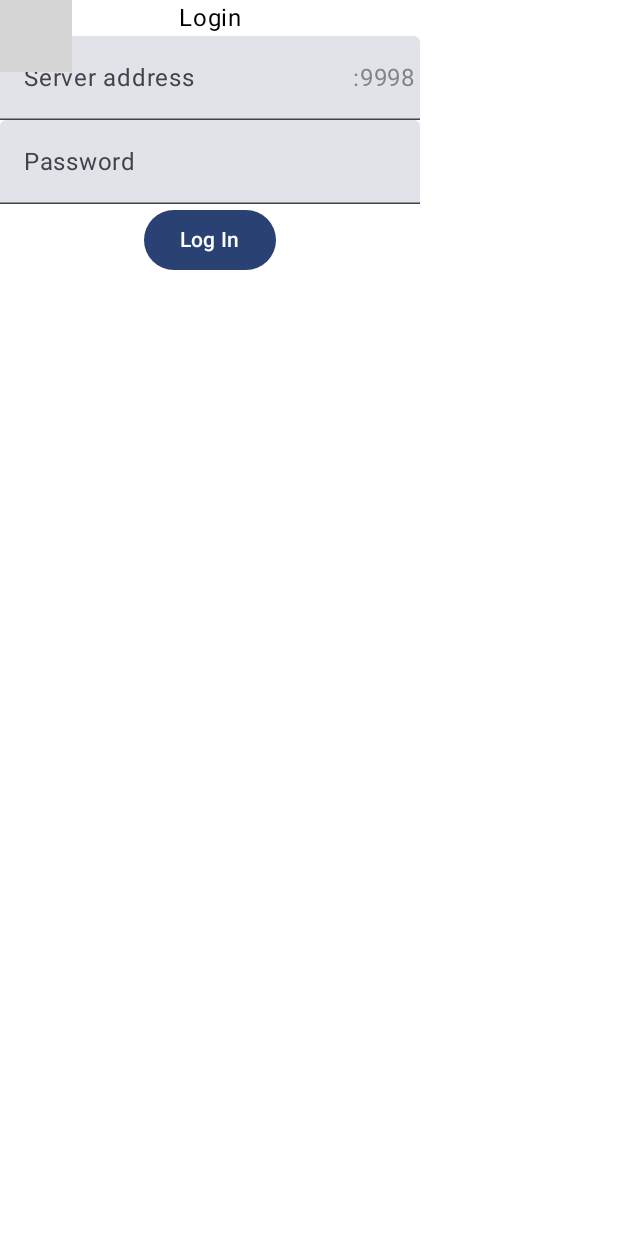
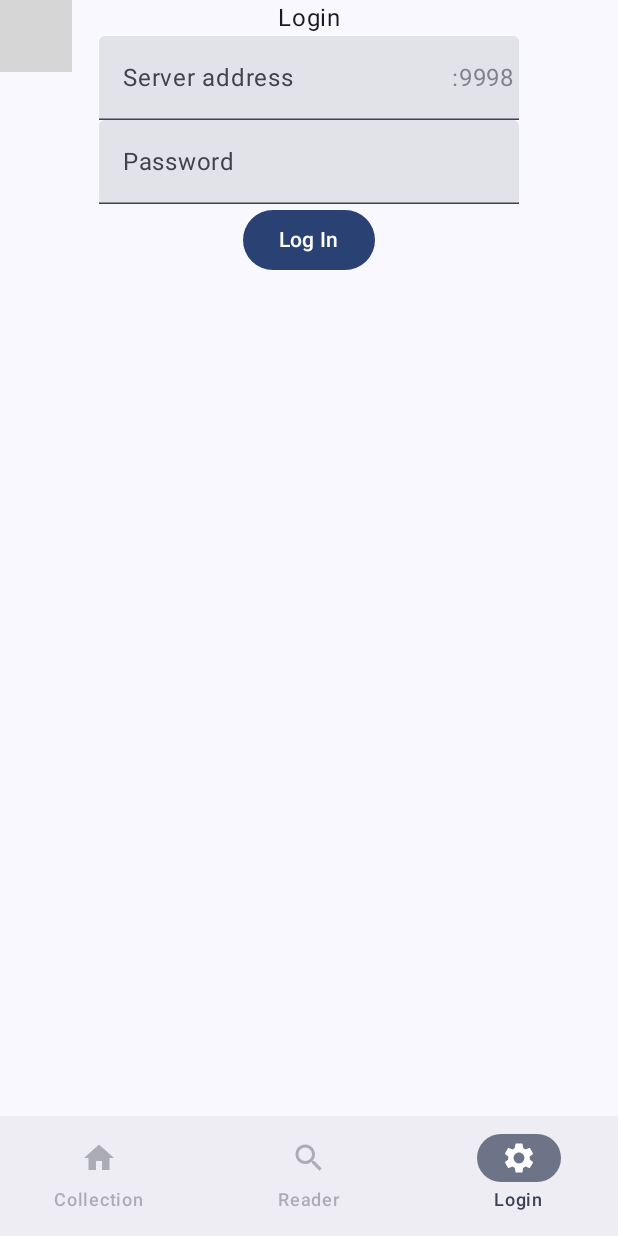
Before and after one commit to qds-team/puck-android-reader, an Android app built with Jetpack Compose: the composable App shown on its own in the app's theme, on a phone screen of 412 x 824 dp. Run offline under Robolectric (Android 15) with nearby library versions, the phone set to English and light mode, and no system bars; libraries missing offline, so code that uses them is left out: com.mathroda.snackie; 2 statements that could not run were skipped; grey boxes are pictures that could not be loaded.

```diff
--- a/app/build.gradle
+++ b/app/build.gradle
@@ -65,6 +65,10 @@ dependencies {
     implementation "com.squareup.retrofit2:converter-gson:$retrofit_version"
     implementation "com.squareup.okhttp3:okhttp:4.10.0"
 
+    // navigation
+    def nav_version = "2.5.3"
+    implementation "androidx.navigation:navigation-compose:$nav_version"
+
     testImplementation 'junit:junit:4.13.2'
     androidTestImplementation 'androidx.test.ext:junit:1.1.4'
     androidTestImplementation 'androidx.test.espresso:espresso-core:3.5.0'
--- a/app/src/main/java/qds/puck/App.kt
+++ b/app/src/main/java/qds/puck/App.kt
@@ -4,8 +4,8 @@ import androidx.compose.runtime.Composable
 import com.mathroda.snackie.SnackieError
 import com.mathroda.snackie.SnackieState
 import com.mathroda.snackie.rememberSnackieState
-import qds.puck.login.LoginScreen
 import qds.puck.login.attemptLoginFromPrefs
+import qds.puck.nav.AppNavManager
 
 @Composable
 fun App() {
@@ -21,6 +21,7 @@ fun App() {
         duration = 5000L
     )
 
-    // app
-    LoginScreen(onError)
+    // app navigation
+    AppNavManager(onError)
+
 }
--- a/app/src/main/java/qds/puck/login/AttemptLoginFromPrefs.kt
+++ b/app/src/main/java/qds/puck/login/AttemptLoginFromPrefs.kt
@@ -1,20 +1,17 @@
 package qds.puck.login
 
 import androidx.compose.runtime.Composable
-import androidx.compose.runtime.getValue
-import androidx.compose.runtime.mutableStateOf
-import androidx.compose.runtime.saveable.rememberSaveable
-import androidx.compose.runtime.setValue
+import androidx.compose.runtime.LaunchedEffect
 import androidx.compose.ui.platform.LocalContext
 import androidx.lifecycle.viewmodel.compose.viewModel
 
 @Composable
 fun attemptLoginFromPrefs() {
-    var attemptedFromPrefs by rememberSaveable { mutableStateOf(false) }
-
-    val loginModel = viewModel<LoginModel>()
-    if (!attemptedFromPrefs && !loginModel.isLoggedIn) {
-        loginModel.setPuckApiFromPrefs(LocalContext.current)
-        attemptedFromPrefs = true
+    val ctx = LocalContext.current
+    val loginModel: LoginModel = viewModel()
+    LaunchedEffect(true) {
+        if (!loginModel.isLoggingIn) {
+            loginModel.setPuckApiFromPrefs(ctx)
+        }
     }
 }
--- a/app/src/main/java/qds/puck/login/LoginModel.kt
+++ b/app/src/main/java/qds/puck/login/LoginModel.kt
@@ -16,9 +16,12 @@ import qds.puck.config.prefServerAddressKey
 
 class LoginModel : ViewModel() {
 
-    private var puckApi: PuckApi? by mutableStateOf(null)
+    var puckApi: PuckApi? by mutableStateOf(null)
+        private set
+    val isLoggingIn: Boolean
+        get() = puckApi != null
     val isLoggedIn: Boolean
-        get() = puckApi != null
+        get() = puckApi != null && displayServerAddress != null
 
     var displayServerAddress: String? by mutableStateOf(null)
 
--- a/app/src/main/java/qds/puck/login/LoginScreen.kt
+++ b/app/src/main/java/qds/puck/login/LoginScreen.kt
@@ -1,6 +1,7 @@
 package qds.puck.login
 
 import androidx.compose.foundation.layout.Column
+import androidx.compose.foundation.layout.fillMaxSize
 import androidx.compose.material3.Button
 import androidx.compose.material3.Text
 import androidx.compose.material3.TextField
@@ -21,7 +22,10 @@ import qds.puck.config.serverAddressPort
 
 @OptIn(ExperimentalComposeUiApi::class)
 @Composable
-fun LoginScreen(onError: (String?) -> Unit, modifier: Modifier = Modifier) {
+fun LoginScreen(
+    onError: (String?) -> Unit,
+    modifier: Modifier = Modifier
+) {
 
     val loginModel: LoginModel = viewModel()
     val ctx = LocalContext.current
@@ -34,10 +38,10 @@ fun LoginScreen(onError: (String?) -> Unit, modifier: Modifier = Modifier) {
     val keyboardController: SoftwareKeyboardController? = LocalSoftwareKeyboardController.current
 
     Column(
-        modifier = modifier,
+        modifier = modifier.fillMaxSize(),
         horizontalAlignment = Alignment.CenterHorizontally
     ) {
-        if (!loginModel.isLoggedIn) {
+        if (!loginModel.isLoggingIn) {
             Text("Login")
             TextField(
                 value = serverAddress,
--- /dev/null
+++ b/app/src/main/java/qds/puck/nav/AppNavManager.kt
@@ -0,0 +1,65 @@
+package qds.puck.nav
+
+import androidx.compose.foundation.layout.fillMaxSize
+import androidx.compose.foundation.layout.padding
+import androidx.compose.material3.*
+import androidx.compose.runtime.*
+import androidx.compose.ui.Modifier
+import androidx.compose.ui.res.stringResource
+import androidx.lifecycle.viewmodel.compose.viewModel
+import androidx.navigation.compose.NavHost
+import androidx.navigation.compose.composable
+import androidx.navigation.compose.rememberNavController
+import qds.puck.login.LoginModel
+import qds.puck.login.LoginScreen
+import qds.puck.mediacollection.MediaCollection
+import qds.puck.mediadisplay.MediaDisplay
+
+@OptIn(ExperimentalMaterial3Api::class)
+@Composable
+fun AppNavManager(onError: (String?) -> Unit, modifier: Modifier = Modifier) {
+    var currentItemIndex: Int by remember { mutableStateOf(2) }
+
+    val navController = rememberNavController()
+    val navigateTo: (String) -> Unit = { destinationRoute: String ->
+        navController.navigate(destinationRoute)
+        currentItemIndex = navRoutes.indexOfFirst { it.route == destinationRoute }
+    }
+
+    val loginModel: LoginModel = viewModel()
+
+    Scaffold(
+        bottomBar = {
+            NavigationBar {
+                navRoutes.forEachIndexed { index, navRoute ->
+                    NavigationBarItem(
+                        icon = { Icon(navRoute.icon, navRoute.route) },
+                        label = { Text(stringResource(navRoute.labelId)) },
+                        selected = index == currentItemIndex,
+                        enabled = navRoute.enabledFromIsLoggedIn(loginModel.isLoggedIn),
+                        onClick = { navigateTo(navRoute.route) }
+                    )
+                }
+            }
+        },
+        modifier = modifier
+    ) { innerPadding ->
+        NavHost(
+            navController = navController,
+            startDestination = "login",
+            Modifier
+                .padding(innerPadding)
+                .fillMaxSize()
+        ) {
+            composable("mediaCollection") {
+                MediaCollection(loginModel.puckApi, navigateTo)
+            }
+            composable("reader") {
+                MediaDisplay(loginModel.puckApi, navigateTo)
+            }
+            composable("login") {
+                LoginScreen(onError)
+            }
+        }
+    }
+}
--- /dev/null
+++ b/app/src/main/java/qds/puck/nav/NavRoutes.kt
@@ -0,0 +1,34 @@
+package qds.puck.nav
+
+import androidx.annotation.StringRes
+import androidx.compose.material.icons.Icons
+import androidx.compose.material.icons.filled.Home
+import androidx.compose.material.icons.filled.Search
+import androidx.compose.material.icons.filled.Settings
+import androidx.compose.ui.graphics.vector.ImageVector
+import qds.puck.R
+
+val navRoutes: List<NavRoute> = listOf(
+    NavRoute(
+        "mediaCollection",
+        Icons.Filled.Home,
+        R.string.nav_media_collection
+    ) { it },
+    NavRoute(
+        "reader",
+        Icons.Filled.Search,
+        R.string.nav_reader
+    ) { it },
+    NavRoute(
+        "login",
+        Icons.Filled.Settings,
+        R.string.nav_login
+    ) { true }
+)
+
+data class NavRoute(
+    val route: String,
+    val icon: ImageVector,
+    @StringRes val labelId: Int,
+    val enabledFromIsLoggedIn: (Boolean) -> Boolean
+)
--- a/app/src/main/res/values/strings.xml
+++ b/app/src/main/res/values/strings.xml
@@ -1,5 +1,10 @@
 <resources>
     <string name="app_name">Puck</string>
+
+    <!-- Navigation -->
+    <string name="nav_media_collection">Collection</string>
+    <string name="nav_reader">Reader</string>
+    <string name="nav_login">Login</string>
 
     <!-- Errors -->
     <string name="error">Error</string>
```
Also changed, not shown: app/src/main/java/qds/puck/mediacollection/MediaCard.kt (+8 -1 lines), app/src/main/java/qds/puck/mediacollection/MediaCollection.kt (+15 -2 lines), app/src/main/java/qds/puck/mediadisplay/MediaDisplay.kt (+10 -1 lines), 1 other file.
